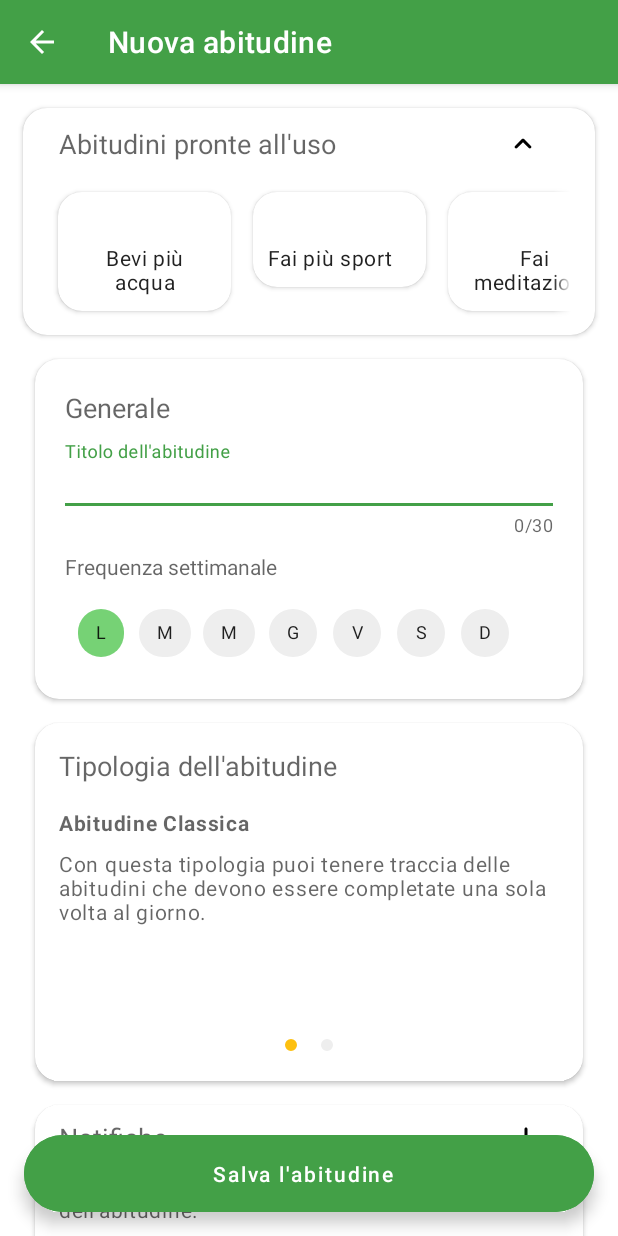
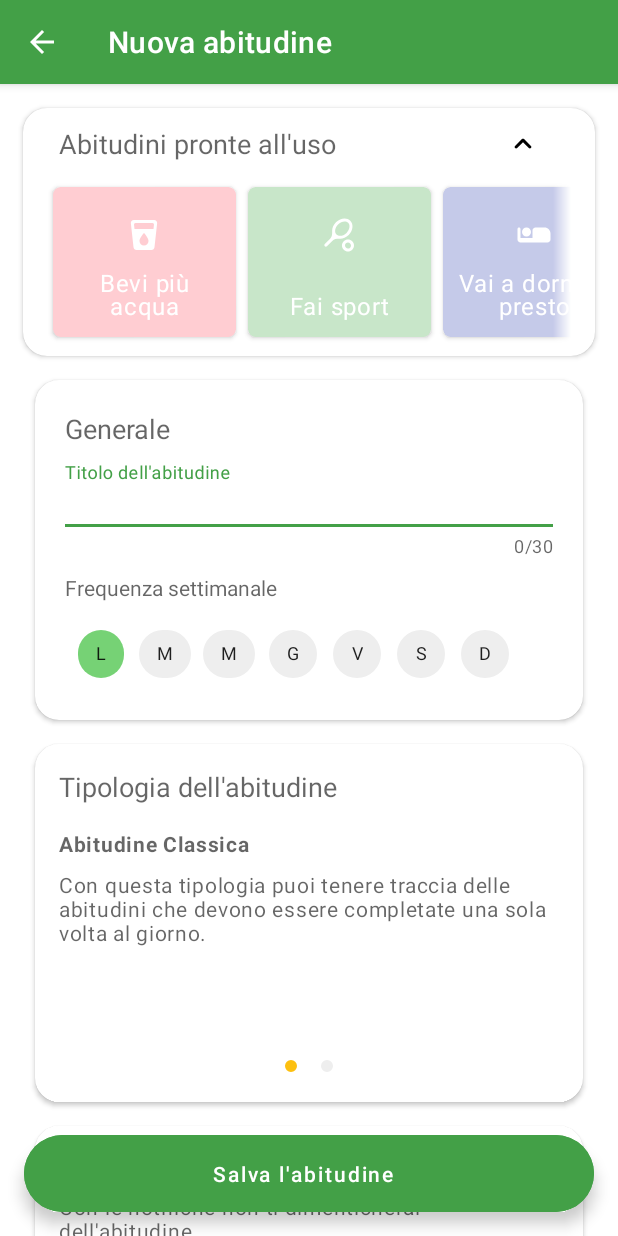
Before and after one commit to Juuzen/Sprout, an Android app: the PresetFragment screen opened directly, with no data from a screen before it, after a tap on "Mostra altro", on a phone screen of 412 x 824 dp. Run offline under Robolectric (Android 15) with nearby library versions, the phone set to English and light mode, and no system bars; libraries missing offline, so code that uses them is left out: com.shawnlin.numberpicker, io.realm; 1 statement that could not run was skipped.

Commit message:
Improved the style of the preset cards

```diff
--- a/app/src/main/java/com/hcifedii/sprout/adapter/PresetHabitAdapter.java
+++ b/app/src/main/java/com/hcifedii/sprout/adapter/PresetHabitAdapter.java
@@ -1,8 +1,11 @@
 package com.hcifedii.sprout.adapter;
 
 import androidx.annotation.NonNull;
+import androidx.cardview.widget.CardView;
+import androidx.core.content.ContextCompat;
 import androidx.recyclerview.widget.RecyclerView;
 
+import android.content.Context;
 import android.view.LayoutInflater;
 import android.view.View;
 import android.view.ViewGroup;
@@ -17,8 +20,16 @@ import model.Habit;
 
 public class PresetHabitAdapter extends RecyclerView.Adapter<PresetHabitAdapter.ViewHolder> {
 
+    private OnClickListener listener;
+
+    public interface OnClickListener {
+        void onClick(Habit habit);
+    }
+
+    private int[] colorArray;
     private final List<Habit> presetHabitList;
-    private OnClickListener listener;
+
+    private Context context;
 
     public PresetHabitAdapter(List<Habit> presetHabitList, OnClickListener listener) {
         this.presetHabitList = presetHabitList;
@@ -30,6 +41,11 @@ public class PresetHabitAdapter extends RecyclerView.Adapter<PresetHabitAdapter.
     public ViewHolder onCreateViewHolder(ViewGroup parent, int viewType) {
         View view = LayoutInflater.from(parent.getContext())
                 .inflate(R.layout.fragment_preset, parent, false);
+
+        context = view.getContext();
+
+        colorArray = context.getResources().getIntArray(R.array.materialColors);
+
         return new ViewHolder(view);
     }
 
@@ -41,8 +57,15 @@ public class PresetHabitAdapter extends RecyclerView.Adapter<PresetHabitAdapter.
         holder.presetHabit = presetHabit;
 
         holder.titleTextView.setText(presetHabit.getTitle());
-        //holder.iconView.setText(presetHabit.getHabitType());
 
+        // Set the card's icon
+        if (presetHabit.getImage() > 0)
+            holder.iconView.setImageDrawable(ContextCompat.getDrawable(context, presetHabit.getImage()));
+
+        // Set card's background color
+        holder.cardView.setCardBackgroundColor(colorArray[position % colorArray.length]);
+
+        // Set the card's onClickListener
         holder.listener = listener;
     }
 
@@ -52,26 +75,27 @@ public class PresetHabitAdapter extends RecyclerView.Adapter<PresetHabitAdapter.
     }
 
     public static class ViewHolder extends RecyclerView.ViewHolder {
-        public final View view;
-        public final TextView titleTextView;
-        public final ImageView iconView;
+
+        private OnClickListener listener;
+
+        private final TextView titleTextView;
+        private final ImageView iconView;
+        private final CardView cardView;
+
 
         public Habit presetHabit;
-        private OnClickListener listener;
 
         public ViewHolder(View view) {
             super(view);
 
-            this.view = view;
+            cardView = (CardView) view;
 
-            titleTextView = (TextView) view.findViewById(R.id.presetTitleTextView);
-            iconView = (ImageView) view.findViewById(R.id.iconView);
+            titleTextView = view.findViewById(R.id.presetTitleTextView);
+            iconView = view.findViewById(R.id.iconView);
             view.setOnClickListener(view1 -> listener.onClick(presetHabit));
+
         }
 
     }
 
-    public interface OnClickListener {
-        void onClick(Habit habit);
-    }
 }
--- a/app/src/main/java/com/hcifedii/sprout/fragment/PresetFragment.java
+++ b/app/src/main/java/com/hcifedii/sprout/fragment/PresetFragment.java
@@ -98,6 +98,7 @@ public class PresetFragment extends Fragment {
         }
     }
 
+    // Unused
     private class Listener implements PresetHabitAdapter.OnClickListener {
 
         private Habit habit;
@@ -119,9 +120,17 @@ public class PresetFragment extends Fragment {
         List<Habit> list = new LinkedList<>();
 
         Habit habit1 = new Habit(), habit2 = new Habit(), habit3 = new Habit();
-        habit1.setTitle("Bevi più acqua");
-        habit2.setTitle("Fai più sport");
-        habit3.setTitle("Fai meditazione");
+
+        habit1.setTitle(getString(R.string.preset_drink_more_water));
+        habit1.setImage(R.drawable.ic_round_local_drink_24);
+
+        habit2.setTitle(getString(R.string.preset_do_more_sports));
+        habit2.setImage(R.drawable.ic_sports_tennis_24);
+
+        habit3.setTitle(getString(R.string.preset_go_to_bed_early));
+        habit3.setImage(R.drawable.ic_bed_24);
+
+
 
         list.add(habit1);
         list.add(habit2);
--- a/app/src/main/java/model/Habit.java
+++ b/app/src/main/java/model/Habit.java
@@ -1,4 +1,6 @@
 package model;
+
+import android.graphics.drawable.Drawable;
 
 import androidx.annotation.Nullable;
 
@@ -12,6 +14,21 @@ import utils.HabitType;
 import utils.ObjectiveType;
 
 public class Habit extends RealmObject {
+
+    public int getImage() {
+        return imageResId;
+    }
+
+    public void setImage(int image) {
+        this.imageResId = image;
+    }
+
+    private int imageResId;
+
+
+
+
+
     private int id;
     private String title;
     //private HabitType habitType; //TODO: Make get/setters
--- a/app/src/main/java/model/Reminder.java
+++ b/app/src/main/java/model/Reminder.java
@@ -61,9 +61,7 @@ public class Reminder implements Serializable {
 
         time.append(':');
 
-        if (minutes < 10) time.append('0');
-
-        time.append(minutes);
+        time.append(String.format("%02d", minutes));
 
         return time.toString();
     }
@@ -83,9 +81,8 @@ public class Reminder implements Serializable {
 
         time.append(':');
 
-        if (minutes < 10) time.append('0');
+        time.append(String.format("%02d", minutes));
 
-        time.append(minutes);
         time.append(' ').append(timeSet);
 
         return time.toString();
--- /dev/null
+++ b/app/src/main/res/drawable/ic_access_alarm_24.xml
@@ -0,0 +1,5 @@
+<vector android:height="24dp" android:tint="#FFFFFF"
+    android:viewportHeight="24" android:viewportWidth="24"
+    android:width="24dp" xmlns:android="http://schemas.android.com/apk/res/android">
+    <path android:fillColor="@android:color/white" android:pathData="M15.87,15.25l-3.37,-2L12.5,8.72c0,-0.4 -0.32,-0.72 -0.72,-0.72h-0.06c-0.4,0 -0.72,0.32 -0.72,0.72v4.72c0,0.35 0.18,0.68 0.49,0.86l3.65,2.19c0.34,0.2 0.78,0.1 0.98,-0.24 0.21,-0.35 0.1,-0.8 -0.25,-1zM21.18,5.01L18.1,2.45c-0.42,-0.35 -1.05,-0.3 -1.41,0.13 -0.35,0.42 -0.29,1.05 0.13,1.41l3.07,2.56c0.42,0.35 1.05,0.3 1.41,-0.13 0.36,-0.42 0.3,-1.05 -0.12,-1.41zM4.1,6.55l3.07,-2.56c0.43,-0.36 0.49,-0.99 0.13,-1.41 -0.35,-0.43 -0.98,-0.48 -1.4,-0.13L2.82,5.01c-0.42,0.36 -0.48,0.99 -0.12,1.41 0.35,0.43 0.98,0.48 1.4,0.13zM12,4c-4.97,0 -9,4.03 -9,9s4.03,9 9,9 9,-4.03 9,-9 -4.03,-9 -9,-9zM12,20c-3.86,0 -7,-3.14 -7,-7s3.14,-7 7,-7 7,3.14 7,7 -3.14,7 -7,7z"/>
+</vector>
--- /dev/null
+++ b/app/src/main/res/drawable/ic_bed_24.xml
@@ -0,0 +1,5 @@
+<vector android:height="24dp" android:tint="#FFFFFF"
+    android:viewportHeight="24" android:viewportWidth="24"
+    android:width="24dp" xmlns:android="http://schemas.android.com/apk/res/android">
+    <path android:fillColor="@android:color/white" android:pathData="M7,13c1.65,0 3,-1.35 3,-3S8.65,7 7,7s-3,1.35 -3,3 1.35,3 3,3zM19,7h-6c-1.1,0 -2,0.9 -2,2v5L3,14L3,8c0,-0.55 -0.45,-1 -1,-1s-1,0.45 -1,1v7c0,1.1 0.9,2 2,2h18c1.1,0 2,-0.9 2,-2v-4c0,-2.21 -1.79,-4 -4,-4z"/>
+</vector>
--- /dev/null
+++ b/app/src/main/res/drawable/ic_round_local_drink_24.xml
@@ -0,0 +1,5 @@
+<vector android:height="24dp" android:tint="#FFFFFF"
+    android:viewportHeight="24" android:viewportWidth="24"
+    android:width="24dp" xmlns:android="http://schemas.android.com/apk/res/android">
+    <path android:fillColor="@android:color/white" android:pathData="M5.23,2C4.04,2 3.11,3.04 3.24,4.22l1.77,16.01C5.13,21.23 5.97,22 7,22h10c1.03,0 1.87,-0.77 1.99,-1.77l1.77,-16.01c0.13,-1.18 -0.8,-2.22 -1.99,-2.22L5.23,2zM12,19c-1.66,0 -3,-1.34 -3,-3 0,-1.55 1.81,-3.95 2.62,-4.94 0.2,-0.25 0.57,-0.25 0.77,0 0.81,1 2.62,3.39 2.62,4.94 -0.01,1.66 -1.35,3 -3.01,3zM18.33,8L5.67,8l-0.32,-2.89c-0.06,-0.59 0.4,-1.11 1,-1.11h11.3c0.59,0 1.06,0.52 0.99,1.11L18.33,8z"/>
+</vector>
--- /dev/null
+++ b/app/src/main/res/drawable/ic_sports_tennis_24.xml
@@ -0,0 +1,6 @@
+<vector android:height="24dp" android:tint="#FFFFFF"
+    android:viewportHeight="24" android:viewportWidth="24"
+    android:width="24dp" xmlns:android="http://schemas.android.com/apk/res/android">
+    <path android:fillColor="@android:color/white" android:pathData="M19.52,2.49c-2.34,-2.34 -6.62,-1.87 -9.55,1.06c-1.6,1.6 -2.52,3.87 -2.54,5.46c-0.02,1.58 0.26,3.89 -1.35,5.5l-3.54,3.53c-0.39,0.39 -0.39,1.02 0,1.42l0,0c0.39,0.39 1.02,0.39 1.42,0l3.53,-3.54c1.61,-1.61 3.92,-1.33 5.5,-1.35s3.86,-0.94 5.46,-2.54C21.38,9.11 21.86,4.83 19.52,2.49zM10.32,11.68c-1.53,-1.53 -1.05,-4.61 1.06,-6.72s5.18,-2.59 6.72,-1.06c1.53,1.53 1.05,4.61 -1.06,6.72S11.86,13.21 10.32,11.68z"/>
+    <path android:fillColor="@android:color/white" android:pathData="M18,17c0.53,0 1.04,0.21 1.41,0.59c0.78,0.78 0.78,2.05 0,2.83C19.04,20.79 18.53,21 18,21s-1.04,-0.21 -1.41,-0.59c-0.78,-0.78 -0.78,-2.05 0,-2.83C16.96,17.21 17.47,17 18,17M18,15c-1.02,0 -2.05,0.39 -2.83,1.17c-1.56,1.56 -1.56,4.09 0,5.66C15.95,22.61 16.98,23 18,23s2.05,-0.39 2.83,-1.17c1.56,-1.56 1.56,-4.09 0,-5.66C20.05,15.39 19.02,15 18,15L18,15z"/>
+</vector>
--- a/app/src/main/res/layout/fragment_preset.xml
+++ b/app/src/main/res/layout/fragment_preset.xml
@@ -5,35 +5,42 @@
     android:layout_height="wrap_content"
     android:clickable="true"
     android:focusable="true"
-    app:cardCornerRadius="16dp"
+    app:cardBackgroundColor="@color/materialGreen"
+    app:cardCornerRadius="5dp"
     app:cardUseCompatPadding="true">
 
-    <LinearLayout
-        android:layout_width="wrap_content"
+    <FrameLayout
+        android:layout_width="match_parent"
         android:layout_height="match_parent"
-        android:gravity="center"
-        android:orientation="vertical">
+        android:gravity="center">
 
         <ImageView
             android:id="@+id/iconView"
-            android:layout_width="match_parent"
+            android:layout_width="wrap_content"
             android:layout_height="wrap_content"
+            android:layout_marginBottom="36dp"
             android:contentDescription="@string/preset_image_content_description"
+            android:padding="20dp"
+            android:layout_gravity="center_horizontal"
             android:scaleType="centerCrop"
-            app:srcCompat="@drawable/ic_done_24dp" />
+            app:srcCompat="@drawable/ic_add_24"
+            app:tint="@color/whiteColor" />
 
         <TextView
             android:id="@+id/presetTitleTextView"
-            android:layout_width="wrap_content"
+            android:layout_width="match_parent"
             android:layout_height="wrap_content"
+            android:layout_gravity="bottom"
             android:layout_margin="@dimen/text_margin"
-            android:breakStrategy="high_quality"
-            style="@style/SproutInfo"
-            android:text="Andare a fare più sport"
+            android:gravity="center_horizontal"
+            android:lineSpacingMultiplier="0.85"
+            android:maxLength="25"
+            android:text="@string/preset_habit_title_placeholder"
             android:textAlignment="center"
+            android:textAppearance="?attr/textAppearanceBody1"
 
-            android:textAppearance="?attr/textAppearanceBody1" />
+            android:textColor="@color/whiteColor" />
 
-    </LinearLayout>
+    </FrameLayout>
 
 </androidx.cardview.widget.CardView>
--- a/app/src/main/res/layout/fragment_preset_list.xml
+++ b/app/src/main/res/layout/fragment_preset_list.xml
@@ -44,7 +44,6 @@
 
         </LinearLayout>
 
-
         <LinearLayout
             android:id="@+id/bottomContainer"
             android:layout_width="match_parent"
@@ -67,6 +66,7 @@
                 android:orientation="horizontal"
                 android:paddingBottom="8dp"
 
+
                 android:requiresFadingEdge="horizontal"
                 app:layoutManager="LinearLayoutManager"
                 tools:context=".fragment.PresetFragment"
--- a/app/src/main/res/values/colors.xml
+++ b/app/src/main/res/values/colors.xml
@@ -10,6 +10,18 @@
     <color name="secondaryTextColor">#000000</color>
 
 
+    <color name="materialRed">#FFCDD2</color>
+    <color name="materialGreen">#C8E6C9</color>
+    <color name="materialBlue">#C5CAE9</color>
+    <color name="materialYellow">#F0F4C3</color>
+
+    <array name="materialColors">
+        <item>@color/materialRed</item>
+        <item>@color/materialGreen</item>
+        <item>@color/materialBlue</item>
+        <item>@color/materialYellow</item>
+    </array>
+
     <color name="transparentColor">@android:color/transparent</color>
     <color name="whiteColor">#FFFFFF</color>
     <color name="grayColor">#EEEEEE</color>
--- a/app/src/main/res/values/strings.xml
+++ b/app/src/main/res/values/strings.xml
@@ -75,4 +75,8 @@
     <string name="preset_habit_title">Abitudini pronte all\'uso</string>
     <string name="hide_button">Nascondi</string>
     <string name="general_title">Generale</string>
+    <string name="preset_habit_title_placeholder">Lorem ipsum dolor sit amet</string>
+    <string name="preset_drink_more_water">Bevi più acqua</string>
+    <string name="preset_do_more_sports">Fai sport</string>
+    <string name="preset_go_to_bed_early">Vai a dormire presto</string>
 </resources>
--- a/app/src/main/res/values/styles.xml
+++ b/app/src/main/res/values/styles.xml
@@ -64,7 +64,6 @@
 
 
     <style name="SproutBottomAppBar" parent="Widget.MaterialComponents.BottomAppBar">
-
         <item name="android:layout_gravity">bottom</item>
         <item name="android:backgroundTint">@color/primaryColor</item>
         <item name="android:foregroundTint">@color/whiteColor</item>
```
